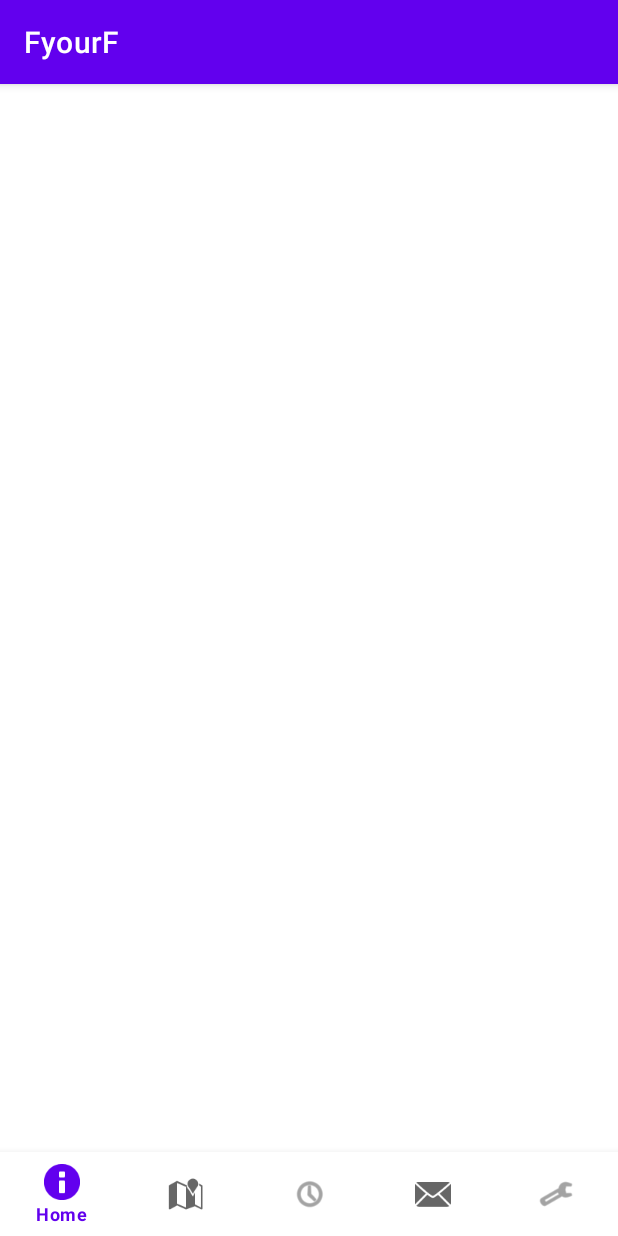
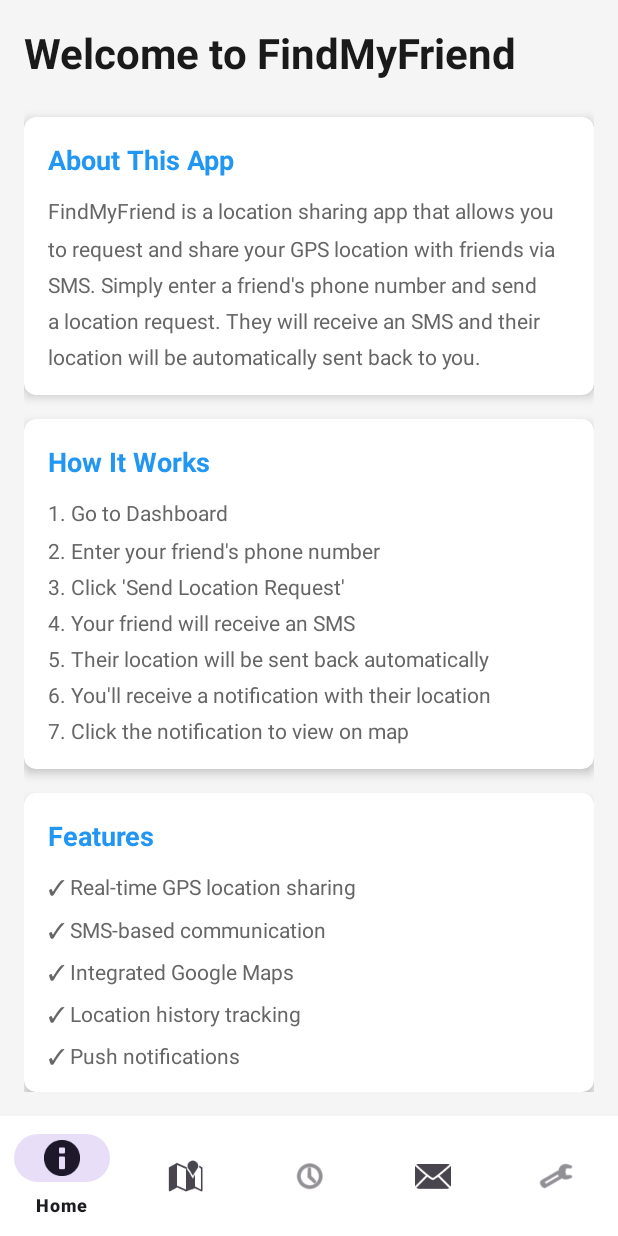
Before and after one commit to yasmineM27/FyourF, an Android app: the screen it shows after launch (MainActivity), on a phone screen of 412 x 824 dp. Run offline under Robolectric (Android 15) with nearby library versions, the phone set to English and light mode, and no system bars.

Commit message:
EN MARCHE

```diff
--- a/app/src/main/res/layout/fragment_home.xml
+++ b/app/src/main/res/layout/fragment_home.xml
@@ -1,5 +1,6 @@
 <?xml version="1.0" encoding="utf-8"?>
 <LinearLayout xmlns:android="http://schemas.android.com/apk/res/android"
+    xmlns:card="http://schemas.android.com/apk/res-auto"
     android:layout_width="match_parent"
     android:layout_height="match_parent"
     android:orientation="vertical"
@@ -19,14 +20,15 @@
         android:layout_width="match_parent"
         android:layout_height="wrap_content"
         android:layout_marginBottom="16dp"
-        xmlns:card="http://schemas.android.com/apk/res-auto"
         card:cardCornerRadius="8dp"
         card:cardElevation="4dp">
+
         <LinearLayout
             android:layout_width="match_parent"
             android:layout_height="wrap_content"
             android:orientation="vertical"
             android:padding="16dp">
+
             <TextView
                 android:layout_width="match_parent"
                 android:layout_height="wrap_content"
@@ -35,6 +37,7 @@
                 android:textStyle="bold"
                 android:textColor="#2196F3"
                 android:layout_marginBottom="12dp" />
+
             <TextView
                 android:layout_width="match_parent"
                 android:layout_height="wrap_content"
@@ -49,14 +52,15 @@
         android:layout_width="match_parent"
         android:layout_height="wrap_content"
         android:layout_marginBottom="16dp"
-        xmlns:card="http://schemas.android.com/apk/res-auto"
         card:cardCornerRadius="8dp"
         card:cardElevation="4dp">
+
         <LinearLayout
             android:layout_width="match_parent"
             android:layout_height="wrap_content"
             android:orientation="vertical"
             android:padding="16dp">
+
             <TextView
                 android:layout_width="match_parent"
                 android:layout_height="wrap_content"
@@ -65,6 +69,7 @@
                 android:textStyle="bold"
                 android:textColor="#2196F3"
                 android:layout_marginBottom="12dp" />
+
             <TextView
                 android:layout_width="match_parent"
                 android:layout_height="wrap_content"
@@ -75,17 +80,18 @@
         </LinearLayout>
     </androidx.cardview.widget.CardView>
 
-    <CardView
+    <androidx.cardview.widget.CardView
         android:layout_width="match_parent"
         android:layout_height="wrap_content"
-        xmlns:card="http://schemas.android.com/apk/res-auto"
         card:cardCornerRadius="8dp"
         card:cardElevation="4dp">
+
         <LinearLayout
             android:layout_width="match_parent"
             android:layout_height="wrap_content"
             android:orientation="vertical"
             android:padding="16dp">
+
             <TextView
                 android:layout_width="match_parent"
                 android:layout_height="wrap_content"
@@ -94,6 +100,7 @@
                 android:textStyle="bold"
                 android:textColor="#2196F3"
                 android:layout_marginBottom="12dp" />
+
             <TextView
                 android:layout_width="match_parent"
                 android:layout_height="wrap_content"
@@ -102,6 +109,6 @@
                 android:textColor="#666666"
                 android:lineSpacingMultiplier="1.5" />
         </LinearLayout>
-    </CardView>
+    </androidx.cardview.widget.CardView>
 
 </LinearLayout>
--- a/app/src/main/res/values/themes.xml
+++ b/app/src/main/res/values/themes.xml
@@ -1,16 +1,17 @@
+<?xml version="1.0" encoding="utf-8"?>
 <resources xmlns:tools="http://schemas.android.com/tools">
     <!-- Base application theme. -->
-    <style name="Theme.FyourF" parent="Theme.MaterialComponents.DayNight.DarkActionBar">
+    <style name="Theme.FyourF" parent="Theme.Material3.DayNight.NoActionBar">
         <!-- Primary brand color. -->
-        <item name="colorPrimary">@color/purple_500</item>
-        <item name="colorPrimaryVariant">@color/purple_700</item>
-        <item name="colorOnPrimary">@color/white</item>
+        <item name="colorPrimary">@android:color/holo_blue_bright</item>
+        <item name="colorPrimaryVariant">@android:color/holo_blue_dark</item>
+        <item name="colorOnPrimary">@android:color/white</item>
         <!-- Secondary brand color. -->
-        <item name="colorSecondary">@color/teal_200</item>
-        <item name="colorSecondaryVariant">@color/teal_700</item>
-        <item name="colorOnSecondary">@color/black</item>
+        <item name="colorSecondary">@android:color/holo_green_light</item>
+        <item name="colorSecondaryVariant">@android:color/holo_green_dark</item>
+        <item name="colorOnSecondary">@android:color/black</item>
         <!-- Status bar color. -->
-        <item name="android:statusBarColor">?attr/colorPrimaryVariant</item>
+        <item name="android:statusBarColor" tools:targetApi="l">?attr/colorPrimaryVariant</item>
         <!-- Customize your theme here. -->
     </style>
 </resources>
--- a/gradle.properties
+++ b/gradle.properties
@@ -6,6 +6,7 @@
 # http://www.gradle.org/docs/current/userguide/build_environment.html
 # Specifies the JVM arguments used for the daemon process.
 # The setting is particularly useful for tweaking memory settings.
+org.gradle.java.home=C:\\Program Files\\Java\\jdk-21
 org.gradle.jvmargs=-Xmx2048m -Dfile.encoding=UTF-8
 # When configured, Gradle will run in incubating parallel mode.
 # This option should only be used with decoupled projects. For more details, visit
```
Also changed, not shown: app/build.gradle.kts (+13 -0 lines), app/src/main/res/layout/fragment_settings.xml (+20 -9 lines), app/src/main/res/layout/notification_item.xml (+7 -4 lines), app/src/main/res/values/strings.xml (+7 -8 lines), app/src/main/res/xml/backup_rules.xml (+5 -11 lines), app/src/main/res/xml/data_extraction_rules.xml (+4 -8 lines), src/main/AndroidManifest.xml (added, +65 -0 lines).
